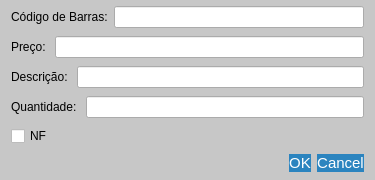
GabR36/QEstoqueLoja, file alterarproduto.ui: the form before one commit.
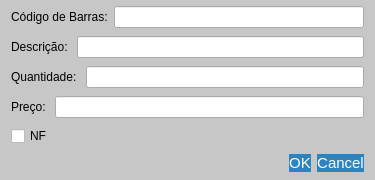
The form after the commit.

Commit message: Arrumado problemas visuais interface que eu lembrokk

Diff of the .ui file:
```diff
--- a/alterarproduto.ui
+++ b/alterarproduto.ui
@@ -96,20 +96,6 @@
      </item>
     </layout>
    </item>
-   <item>
-    <layout class="QHBoxLayout" name="horizontalLayout_3">
-     <item>
-      <widget class="QLabel" name="label_4">
-       <property name="text">
-        <string>Preço: </string>
-       </property>
-      </widget>
-     </item>
-     <item>
-      <widget class="QLineEdit" name="Ledit_AltPreco"/>
-     </item>
-    </layout>
-   </item>
    <item>
     <layout class="QHBoxLayout" name="horizontalLayout">
      <item>
@@ -144,6 +130,20 @@
      </item>
     </layout>
    </item>
+   <item>
+    <layout class="QHBoxLayout" name="horizontalLayout_3">
+     <item>
+      <widget class="QLabel" name="label_4">
+       <property name="text">
+        <string>Preço: </string>
+       </property>
+      </widget>
+     </item>
+     <item>
+      <widget class="QLineEdit" name="Ledit_AltPreco"/>
+     </item>
+    </layout>
+   </item>
    <item>
     <widget class="QCheckBox" name="Check_AltNf">
      <property name="text">
```
The commit also changes 5 other files.
